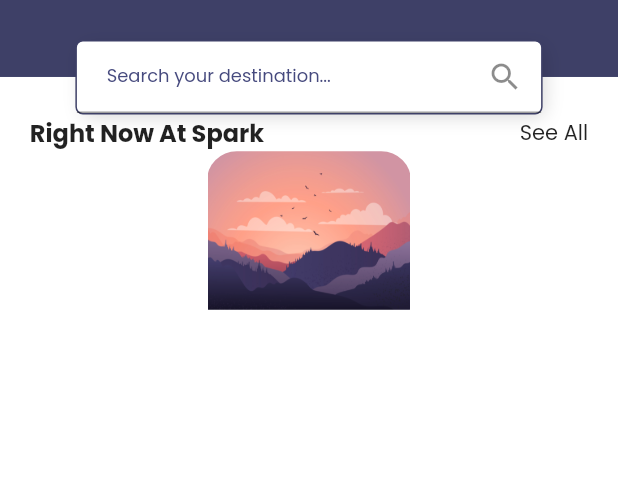
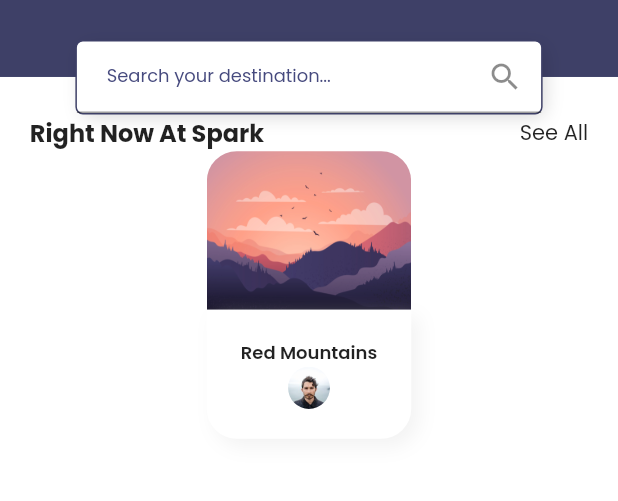
Before and after one commit to gun3486/Traveler, a Flutter app: the screen it shows after launch, on a phone screen of 412 x 824 dp, the part 393-894 px from its top. Run offline on Flutter 3.47's test engine with Material 2 defaults, Android fonts, the phone set to English and light mode, and no system bars; our stand-ins replace file, google_fonts.

Commit message:
사람모집창만듬
사람모집창만듬

```diff
--- a/tarvel/lib/screens/components/body.dart
+++ b/tarvel/lib/screens/components/body.dart
@@ -32,11 +32,37 @@ class Body extends StatelessWidget {
                         topRight: Radius.circular(20)
                       ),
                       image: DecorationImage(
-                        image: AssetImage(travelSpots[0].image)
+                        image: AssetImage(travelSpots[0].image),
+                        fit: BoxFit.cover,
                       )
                     ),
                   ),
                 ),
+                Container(
+                  width: getProportionateScreenWidth(137),
+                  padding: EdgeInsets.all(
+                    getProportionateScreenWidth(kDefaultPadding),
+                  ),
+                  decoration: BoxDecoration(
+                    color: Colors.white,
+                    borderRadius: BorderRadius.only(
+                      bottomLeft: Radius.circular(20),
+                      bottomRight: Radius.circular(20),
+                    ),
+                    boxShadow: [kDefualtShadow],
+                  ),
+                  child: Column(
+                    children: [
+                      Text(
+                        travelSpots[0].name,
+                        style: TextStyle(
+                          fontSize: 12, fontWeight: FontWeight.w600
+                        ),
+                      ),
+                      Travelers()
+                    ],
+                  ),
+                )
               ],
             ),
           )
@@ -45,3 +71,21 @@ class Body extends StatelessWidget {
     );
   }
 }
+
+class Travelers extends StatelessWidget {
+  const Travelers({
+    Key key,
+  }) : super(key: key);
+
+  @override
+  Widget build(BuildContext context) {
+    return ClipOval(
+       child: Image.asset(
+        travelSpots[0].users[0].image,
+        height: getProportionateScreenHeight(28),
+        width: getProportionateScreenWidth(28),
+        fit: BoxFit.cover,
+      ),
+    );
+  }
+}
```
